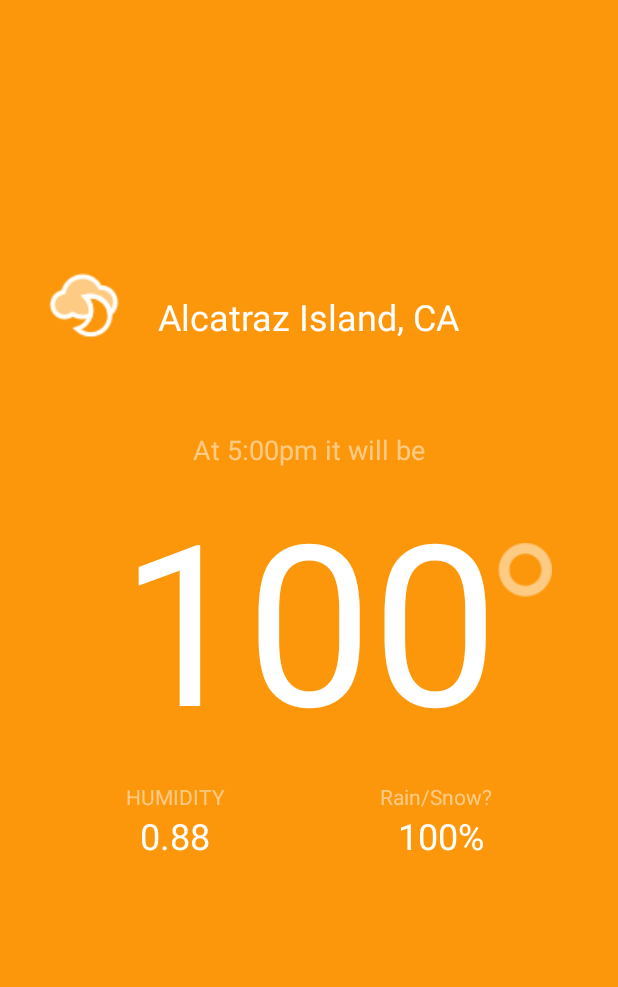
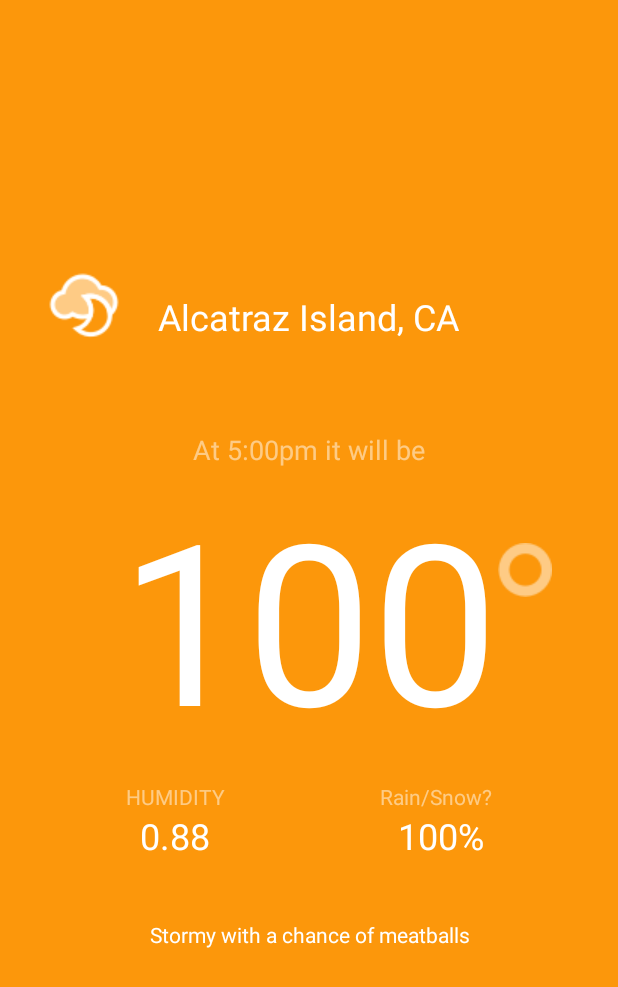
Before and after one commit to MaggieONeill/StormyApp, an Android app: the screen it shows after launch (MainActivity), on a phone screen of 412 x 824 dp. Shown: the top 987 px of the screen. Run offline under Robolectric (Android 15) with nearby library versions, the phone set to English and light mode, and no system bars; libraries missing offline, so code that uses them is left out: com.squareup.okhttp; 4 statements that could not run were skipped.

Commit message:
add butterknife dependencies to gradle.

```diff
--- a/app/build.gradle
+++ b/app/build.gradle
@@ -23,4 +23,5 @@ dependencies {
     compile fileTree(dir: 'libs', include: ['*.jar'])
     compile 'com.android.support:appcompat-v7:23.1.0'
     compile 'com.squareup.okhttp:okhttp:2.1.0'
+    compile 'com.jakewharton:butterknife:7.0.1'
 }
--- a/app/src/main/java/com/example/guest/stormyapp/MainActivity.java
+++ b/app/src/main/java/com/example/guest/stormyapp/MainActivity.java
@@ -24,12 +24,15 @@ import java.io.IOException;
 public class MainActivity extends AppCompatActivity {
 
     public static final String TAG = MainActivity.class.getSimpleName();
+
     private CurrentWeather mCurrentWeather;
 
     @Override
     protected void onCreate(Bundle savedInstanceState) {
         super.onCreate(savedInstanceState);
         setContentView(R.layout.activity_main);
+
+
 
         String apiKey = "0a21ee7fb1bbbead6a13b3077b50e93e";
         double latitude = 37.8267;
--- a/app/src/main/res/layout/activity_main.xml
+++ b/app/src/main/res/layout/activity_main.xml
@@ -67,7 +67,8 @@
         android:layout_height="wrap_content"
         android:layout_below="@+id/temperatureLabel"
         android:layout_centerHorizontal="true"
-        android:layout_marginTop="10dp">
+        android:layout_marginTop="10dp"
+        android:id="@+id/linearLayout">
 
         <LinearLayout
             android:orientation="vertical"
@@ -118,5 +119,16 @@
         </LinearLayout>
     </LinearLayout>
 
+    <TextView
+        android:layout_width="match_parent"
+        android:layout_height="wrap_content"
+        android:text="Stormy with a chance of meatballs"
+        android:id="@+id/textView"
+        android:layout_below="@+id/linearLayout"
+        android:layout_centerHorizontal="true"
+        android:layout_marginTop="40dp"
+        android:textColor="@android:color/white"
+        android:gravity="center_horizontal"/>
+
 
 </RelativeLayout>
```
Also changed, not shown: 1 other file.
